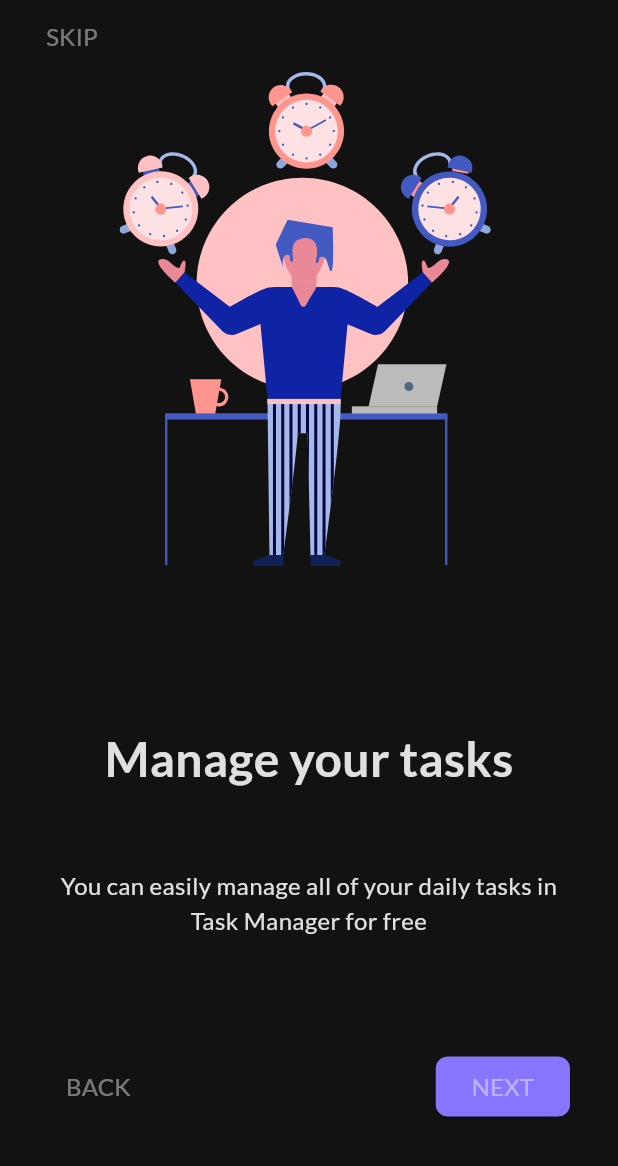
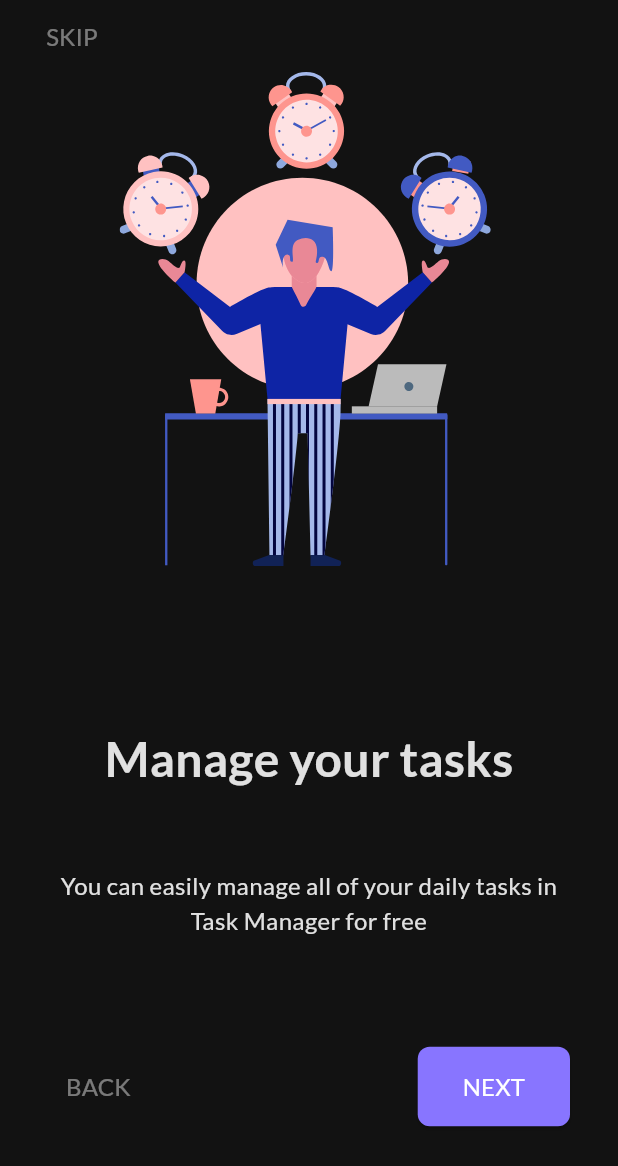
Before and after one commit to mmohammadmfallahm02/todo, a Flutter app: the screen it shows after launch, on a phone screen of 412 x 824 dp. Shown: the top 1166 px of the screen. Run offline on Flutter 3.47's test engine with Material 2 defaults, Android fonts, the phone set to English and light mode, and no system bars; our stand-ins replace flutter_svg, get; generated files the repository leaves out were written again.

Commit message:
fix onboardingScreen error

```diff
--- a/lib/main.dart
+++ b/lib/main.dart
@@ -3,6 +3,7 @@ import 'package:flutter/services.dart';
 import 'package:get/get_navigation/get_navigation.dart';
 import 'package:getx_task_manager/routes/app_routes.dart';
 import 'package:getx_task_manager/utils/colors.dart';
+import 'package:getx_task_manager/utils/style.dart';
 
 void main() {
   SystemChrome.setSystemUIOverlayStyle(const SystemUiOverlayStyle(
@@ -25,9 +26,11 @@ class MyApp extends StatelessWidget {
       theme: ThemeData(
         elevatedButtonTheme: ElevatedButtonThemeData(
           style: ButtonStyle(
+              padding: const MaterialStatePropertyAll(
+                  EdgeInsets.symmetric(vertical: 15, horizontal: 30)),
               backgroundColor:
-                  MaterialStateProperty.all(AppColor.primaryAppColor),
-              shape: MaterialStateProperty.all(const RoundedRectangleBorder(
+                  MaterialStatePropertyAll(AppColor.primaryAppColor),
+              shape: const MaterialStatePropertyAll(RoundedRectangleBorder(
                   borderRadius: BorderRadius.all(Radius.circular(8))))),
         ),
         colorScheme: ColorScheme.fromSeed(seedColor: Colors.deepPurple),
--- a/lib/views/screens/onBoarding/onboarding_screen.dart
+++ b/lib/views/screens/onBoarding/onboarding_screen.dart
@@ -19,7 +19,7 @@ class OnboardingScreen extends StatelessWidget {
       body: Padding(
         padding: const EdgeInsets.symmetric(horizontal: 32),
         child: Column(
-          mainAxisAlignment: MainAxisAlignment.spaceEvenly,
+          mainAxisAlignment: MainAxisAlignment.spaceBetween,
           children: [
             SizedBox(
               height: SizeConfig.screenHeight * 0.7,
@@ -55,8 +55,7 @@ class OnboardingScreen extends StatelessWidget {
                 },
               ),
             ),
-            Expanded(
-              child: Row(
+            Row(
               mainAxisAlignment: MainAxisAlignment.spaceBetween,
               children: [
                 TextButton(
@@ -72,12 +71,11 @@ class OnboardingScreen extends StatelessWidget {
                     child: Text(
                       'NEXT',
                       style: MyDefaultTextStyle.getRegularStyle(
-                            color: AppColor.darkSecondaryTextButtonAppColor,
-                            fontSize: FontSize.c16),
-                      ))
+                          color: Colors.white, fontSize: FontSize.c16),
+                    )),
               ],
             ),
-            )
+            const SizedBox()
           ],
         ),
       ),
```
Lines whose indentation alone changed are shown as unchanged.
